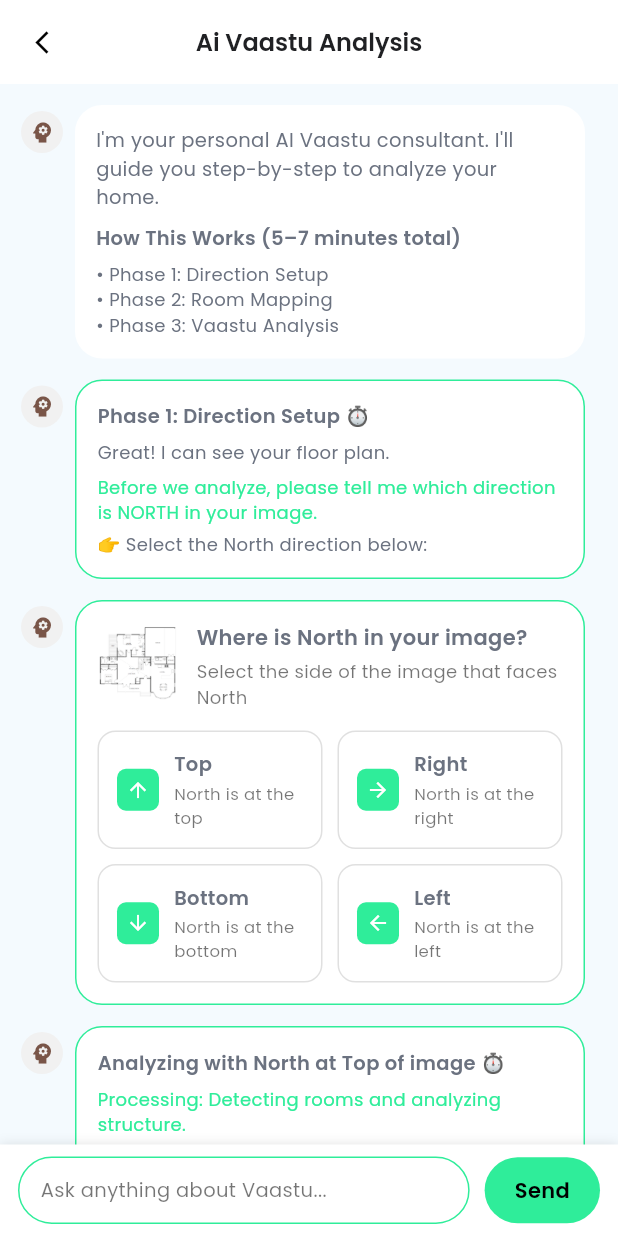
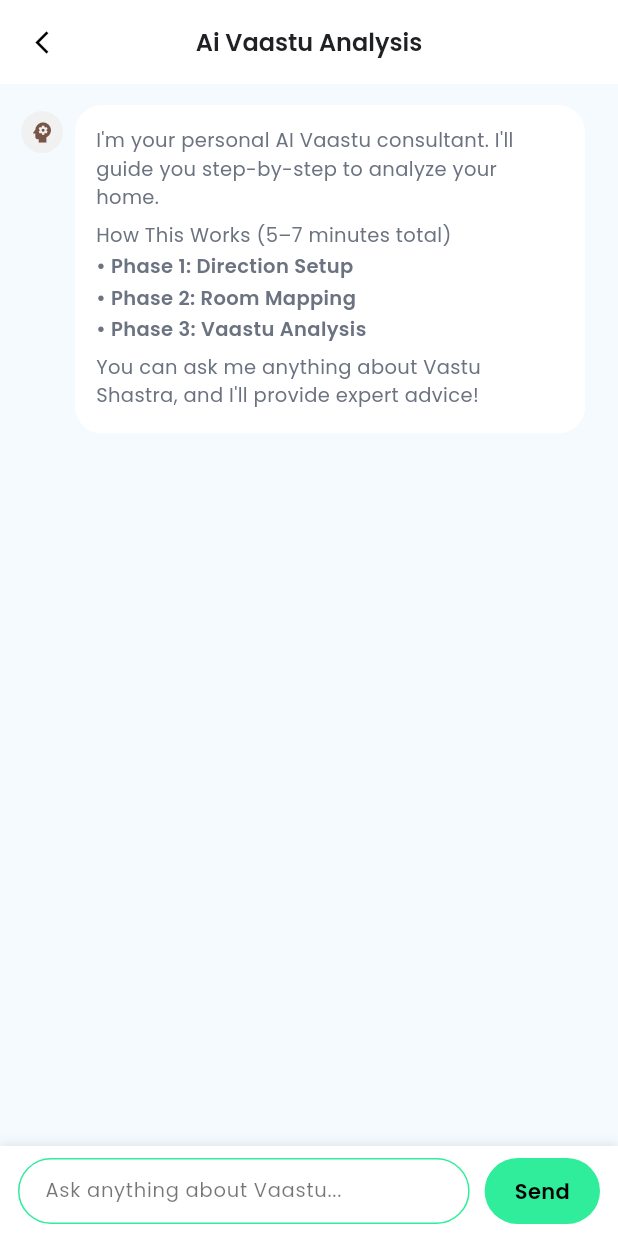
Before and after one commit to mysteryjatin/huntapplication, a Flutter app: the AiVaastuAnalysisScreen screen opened directly, on a phone screen of 412 x 824 dp. Run offline on Flutter 3.47's test engine with Material 3 defaults, Android fonts, the phone set to English and light mode, and no system bars; our stand-ins replace equatable, flutter_bloc, flutter_dotenv, flutter_svg, google_fonts, image_picker and 1 more; accounts and stored records are empty; project files that could hold a hidden picture were left out.

Commit message:
Add dotenv support for environment variables and implement AI Vaastu analysis chat feature
- Added flutter_dotenv dependency to manage environment variables.
- Integrated dotenv loading in main.dart to handle API keys securely.
- Refactored AiVaastuAnalysisScreen to implement a chat interface for user interaction with an AI Vaastu consultant.
- Enhanced message handling with loading indicators and user message bubbles.
- Removed deprecated code related to previous UI design for a cleaner implementation.

```diff
--- a/lib/screen/sidemenu_screen/vastu/ai_vaastu_analysis_screen.dart
+++ b/lib/screen/sidemenu_screen/vastu/ai_vaastu_analysis_screen.dart
@@ -1,8 +1,104 @@
 import 'package:flutter/material.dart';
 import 'package:hunt_property/theme/app_theme.dart';
+import 'package:hunt_property/services/vastu_service.dart';
 
-class AiVaastuAnalysisScreen extends StatelessWidget {
+class ChatMessage {
+  final String text;
+  final bool isUser;
+  final DateTime timestamp;
+
+  ChatMessage({
+    required this.text,
+    required this.isUser,
+    required this.timestamp,
+  });
+}
+
+class AiVaastuAnalysisScreen extends StatefulWidget {
   const AiVaastuAnalysisScreen({super.key});
+
+  @override
+  State<AiVaastuAnalysisScreen> createState() => _AiVaastuAnalysisScreenState();
+}
+
+class _AiVaastuAnalysisScreenState extends State<AiVaastuAnalysisScreen> {
+  final TextEditingController _messageController = TextEditingController();
+  final ScrollController _scrollController = ScrollController();
+  final VastuService _vastuService = VastuService();
+  final List<ChatMessage> _messages = [];
+  bool _isLoading = false;
+
+  @override
+  void initState() {
+    super.initState();
+    // Add initial welcome message
+    _messages.add(ChatMessage(
+      text: "I'm your personal AI Vaastu consultant. I'll guide you step-by-step to analyze your home.\n\nHow This Works (5–7 minutes total)\n• Phase 1: Direction Setup\n• Phase 2: Room Mapping\n• Phase 3: Vaastu Analysis\n\nYou can ask me anything about Vastu Shastra, and I'll provide expert advice!",
+      isUser: false,
+      timestamp: DateTime.now(),
+    ));
+  }
+
+  @override
+  void dispose() {
+    _messageController.dispose();
+    _scrollController.dispose();
+    super.dispose();
+  }
+
+  Future<void> _sendMessage() async {
+    final message = _messageController.text.trim();
+    if (message.isEmpty || _isLoading) return;
+
+    // Add user message
+    setState(() {
+      _messages.add(ChatMessage(
+        text: message,
+        isUser: true,
+        timestamp: DateTime.now(),
+      ));
+      _isLoading = true;
+    });
+
+    _messageController.clear();
+    _scrollToBottom();
+
+    // Get AI response
+    final response = await _vastuService.getVastuAnalysis(
+      userMessage: message,
+    );
+
+    setState(() {
+      _isLoading = false;
+      if (response['success'] == true) {
+        _messages.add(ChatMessage(
+          text: response['message'] ?? 'No response received',
+          isUser: false,
+          timestamp: DateTime.now(),
+        ));
+      } else {
+        _messages.add(ChatMessage(
+          text: 'Sorry, I encountered an error: ${response['error'] ?? 'Unknown error'}\n\nPlease try again.',
+          isUser: false,
+          timestamp: DateTime.now(),
+        ));
+      }
+    });
+
+    _scrollToBottom();
+  }
+
+  void _scrollToBottom() {
+    WidgetsBinding.instance.addPostFrameCallback((_) {
+      if (_scrollController.hasClients) {
+        _scrollController.animateTo(
+          _scrollController.position.maxScrollExtent,
+          duration: const Duration(milliseconds: 300),
+          curve: Curves.easeOut,
+        );
+      }
+    });
+  }
 
   @override
   Widget build(BuildContext context) {
@@ -33,97 +129,43 @@ class AiVaastuAnalysisScreen extends StatelessWidget {
       body: Column(
         children: [
           Expanded(
-            child: SingleChildScrollView(
+            child: ListView.builder(
+              controller: _scrollController,
               padding: const EdgeInsets.all(14),
-              child: Column(
+              itemCount: _messages.length + (_isLoading ? 1 : 0),
+              itemBuilder: (context, index) {
+                if (index == _messages.length) {
+                  // Loading indicator
+                  return _chatBubble(
+                    child: const Row(
                       children: [
-
-                  _chatBubble(
-                    child: Column(
-                      crossAxisAlignment: CrossAxisAlignment.start,
-                      children: const [
+                        SizedBox(
+                          width: 16,
+                          height: 16,
+                          child: CircularProgressIndicator(
+                            strokeWidth: 2,
+                            valueColor: AlwaysStoppedAnimation<Color>(AppColors.primaryColor),
+                          ),
+                        ),
+                        SizedBox(width: 12),
                         Text(
-                          "I'm your personal AI Vaastu consultant. I'll guide you step-by-step to analyze your home.",
-                          style: TextStyle(fontSize: 13),
+                          "Thinking...",
+                          style: TextStyle(fontSize: 13, color: Colors.black54),
                         ),
-                        SizedBox(height: 8),
-                        Text(
-                          "How This Works (5–7 minutes total)",
-                          style: TextStyle(fontSize: 13, fontWeight: FontWeight.w600),
-                        ),
-                        SizedBox(height: 6),
-                        Text("• Phase 1: Direction Setup",
-                            style: TextStyle(fontSize: 12)),
-                        Text("• Phase 2: Room Mapping",
-                            style: TextStyle(fontSize: 12)),
-                        Text("• Phase 3: Vaastu Analysis",
-                            style: TextStyle(fontSize: 12)),
                       ],
                     ),
-                  ),
+                  );
+                }
 
-                  _chatBubble(
-                    border: true,
-                    child: Column(
-                      crossAxisAlignment: CrossAxisAlignment.start,
-                      children: const [
-                        Text(
-                          "Phase 1: Direction Setup ⏱",
-                          style: TextStyle(
-                              fontSize: 13, fontWeight: FontWeight.w600),
-                        ),
-                        SizedBox(height: 6),
-                        Text("Great! I can see your floor plan.",
-                            style: TextStyle(fontSize: 12)),
-                        SizedBox(height: 6),
-                        Text(
-                          "Before we analyze, please tell me which direction is NORTH in your image.",
-                          style: TextStyle(
-                              fontSize: 12, color: AppColors.primaryColor),
-                        ),
-                        SizedBox(height: 4),
-                        Text("👉 Select the North direction below:",
-                            style: TextStyle(fontSize: 12)),
-                      ],
-                    ),
-                  ),
-
-                  // ✅ FIXED: now also a chat bubble
-                  _chatBubble(
-                    border: true,
-                    child: _northSelectionCard(),
-                  ),
-
-                  _chatBubble(
-                    border: true,
-                    child: Column(
-                      crossAxisAlignment: CrossAxisAlignment.start,
-                      children: const [
-                        Text(
-                          "Analyzing with North at Top of image ⏱",
-                          style: TextStyle(
-                              fontSize: 13, fontWeight: FontWeight.w600),
-                        ),
-                        SizedBox(height: 6),
-                        Text(
-                          "Processing: Detecting rooms and analyzing structure.",
-                          style: TextStyle(
-                              fontSize: 12, color: AppColors.primaryColor),
-                        ),
-                        SizedBox(height: 4),
-                        Text("Time: This will take about 10 seconds",
-                            style: TextStyle(fontSize: 12)),
-                        SizedBox(height: 4),
-                        Text("Next: We'll show you the detected rooms",
-                            style: TextStyle(fontSize: 12)),
-                      ],
-                    ),
-                  ),
-
-                  _summaryCard(),
-                  const SizedBox(height: 12),
-                ],
-              ),
+                final message = _messages[index];
+                if (message.isUser) {
+                  return _userMessageBubble(message.text);
+                } else {
+                  return _chatBubble(
+                    child: _formatMessage(message.text),
+                  );
+                }
+              },
             ),
           ),
 
@@ -137,36 +179,112 @@ class AiVaastuAnalysisScreen extends StatelessWidget {
             child: Row(
               children: [
                 Expanded(
-                  child: Container(
-                    padding: const EdgeInsets.symmetric(
-                        horizontal: 14, vertical: 12),
-                    decoration: BoxDecoration(
-                      border:
-                      Border.all(color: AppColors.primaryColor),
+                  child: TextField(
+                    controller: _messageController,
+                    decoration: InputDecoration(
+                      hintText: "Ask anything about Vaastu...",
+                      hintStyle: const TextStyle(fontSize: 13, color: Colors.black54),
+                      border: OutlineInputBorder(
                         borderRadius: BorderRadius.circular(24),
+                        borderSide: const BorderSide(color: AppColors.primaryColor),
                       ),
-                    child: const Text(
-                      "Ask anything about Vaastu...",
-                      style:
-                      TextStyle(fontSize: 13, color: Colors.black54),
+                      enabledBorder: OutlineInputBorder(
+                        borderRadius: BorderRadius.circular(24),
+                        borderSide: const BorderSide(color: AppColors.primaryColor),
                       ),
+                      focusedBorder: OutlineInputBorder(
+                        borderRadius: BorderRadius.circular(24),
+                        borderSide: const BorderSide(color: AppColors.primaryColor, width: 2),
+                      ),
+                      contentPadding: const EdgeInsets.symmetric(horizontal: 14, vertical: 12),
+                    ),
+                    style: const TextStyle(fontSize: 13),
+                    maxLines: null,
+                    textInputAction: TextInputAction.send,
+                    onSubmitted: (_) => _sendMessage(),
                   ),
                 ),
                 const SizedBox(width: 10),
-                Container(
-                  padding: const EdgeInsets.symmetric(
-                      horizontal: 20, vertical: 12),
+                GestureDetector(
+                  onTap: _isLoading ? null : _sendMessage,
+                  child: Container(
+                    padding: const EdgeInsets.symmetric(horizontal: 20, vertical: 12),
                     decoration: BoxDecoration(
-                    color: AppColors.primaryColor,
+                      color: _isLoading ? Colors.grey : AppColors.primaryColor,
                       borderRadius: BorderRadius.circular(24),
                     ),
                     child: const Text(
                       "Send",
-                    style: TextStyle(fontWeight: FontWeight.w600,color: Colors.black),
+                      style: TextStyle(fontWeight: FontWeight.w600, color: Colors.black),
+                    ),
                   ),
                 ),
               ],
             ),
+          ),
+        ],
+      ),
+    );
+  }
+
+  Widget _formatMessage(String text) {
+    // Split by newlines and format
+    final lines = text.split('\n');
+    return Column(
+      crossAxisAlignment: CrossAxisAlignment.start,
+      children: lines.map((line) {
+        if (line.trim().isEmpty) {
+          return const SizedBox(height: 4);
+        }
+        final isBold = line.startsWith('•') ||
+                      line.contains(':') && (line.contains('Score') || line.contains('Issues') || line.contains('Aspects'));
+        return Padding(
+          padding: const EdgeInsets.only(bottom: 2),
+          child: Text(
+            line,
+            style: TextStyle(
+              fontSize: 13,
+              fontWeight: isBold ? FontWeight.w600 : FontWeight.normal,
+            ),
+          ),
+        );
+      }).toList(),
+    );
+  }
+
+  Widget _userMessageBubble(String text) {
+    return Padding(
+      padding: const EdgeInsets.only(bottom: 14),
+      child: Row(
+        mainAxisAlignment: MainAxisAlignment.end,
+        crossAxisAlignment: CrossAxisAlignment.start,
+        children: [
+          Flexible(
+            child: ConstrainedBox(
+              constraints: const BoxConstraints(maxWidth: 340),
+              child: Container(
+                padding: const EdgeInsets.all(14),
+                decoration: BoxDecoration(
+                  color: AppColors.primaryColor,
+                  borderRadius: BorderRadius.circular(18),
+                ),
+                child: Text(
+                  text,
+                  style: const TextStyle(fontSize: 13, color: Colors.black),
+                ),
+              ),
+            ),
+          ),
+          const SizedBox(width: 8),
+          Container(
+            margin: const EdgeInsets.only(top: 4),
+            height: 28,
+            width: 28,
+            decoration: const BoxDecoration(
+              shape: BoxShape.circle,
+              color: Color(0xFFE0E0E0),
+            ),
+            child: const Icon(Icons.person, size: 18, color: Colors.black54),
           ),
         ],
       ),
@@ -216,151 +334,4 @@ class AiVaastuAnalysisScreen extends StatelessWidget {
       ),
     );
   }
-
-  // ================= NORTH CARD =================
-
-  Widget _northSelectionCard() {
-    return Column(
-      crossAxisAlignment: CrossAxisAlignment.start,
-      children: [
-        Row(
-          crossAxisAlignment: CrossAxisAlignment.start,
-          children: [
-            ClipRRect(
-              borderRadius: BorderRadius.circular(8),
-              child: Image.asset(
-                "assets/images/floor_plan.png",
-                height: 54,
-                width: 54,
-                fit: BoxFit.cover,
-              ),
-            ),
-            const SizedBox(width: 12),
-            const Expanded(
-              child: Column(
-                crossAxisAlignment: CrossAxisAlignment.start,
-                children: [
-                  Text(
-                    "Where is North in your image?",
-                    style: TextStyle(
-                        fontSize: 14, fontWeight: FontWeight.w600),
-                  ),
-                  SizedBox(height: 4),
-                  Text(
-                    "Select the side of the image that faces North",
-                    style: TextStyle(
-                        fontSize: 12, color: Colors.black54),
-                  ),
-                ],
-              ),
-            ),
-          ],
-        ),
-        const SizedBox(height: 14),
-        Row(
-          children: const [
-            _NorthBtn("Top", "North is at the top",
-                Icons.arrow_upward),
-            SizedBox(width: 10),
-            _NorthBtn("Right", "North is at the right",
-                Icons.arrow_forward),
-          ],
-        ),
-        const SizedBox(height: 10),
-        Row(
-          children: const [
-            _NorthBtn("Bottom", "North is at the bottom",
-                Icons.arrow_downward),
-            SizedBox(width: 10),
-            _NorthBtn("Left", "North is at the left",
-                Icons.arrow_back),
-          ],
-        ),
-      ],
-    );
 }
-
-  static Widget _summaryCard() {
-    return _chatBubble(
-      border: true,
-      child: Column(
-        crossAxisAlignment: CrossAxisAlignment.start,
-        children: const [
-          Text(
-            "Your Vaastu Summary Report ✅",
-            style:
-            TextStyle(fontSize: 13, fontWeight: FontWeight.w600),
-          ),
-          SizedBox(height: 6),
-          Text(
-            "Summary\nThe layout has a well-placed bedroom in the South-West, which is ideal. However, the kitchen and toilet placements need attention.",
-            style: TextStyle(fontSize: 12),
-          ),
-          SizedBox(height: 8),
-          Text("Vaastu Score: 75/100",
-              style: TextStyle(
-                  fontSize: 12, color: AppColors.primaryColor)),
-          SizedBox(height: 6),
-          Text("Critical Issues Identified: 1",
-              style: TextStyle(fontSize: 12, color: Colors.red)),
-          Text("Positive Aspects: 0",
-              style: TextStyle(
-                  fontSize: 12, color: AppColors.primaryColor)),
-        ],
-      ),
-    );
-  }
-}
-
-// ================= BUTTON =================
-
-class _NorthBtn extends StatelessWidget {
-  final String title, subtitle;
-  final IconData icon;
-  const _NorthBtn(this.title, this.subtitle, this.icon);
-
-  @override
-  Widget build(BuildContext context) {
-    return Expanded(
-      child: Container(
-        padding: const EdgeInsets.all(12),
-        decoration: BoxDecoration(
-          border: Border.all(color: const Color(0xFFE0E0E0)),
-          borderRadius: BorderRadius.circular(12),
-        ),
-        child: Row(
-          children: [
-            Container(
-              height: 28,
-              width: 28,
-              decoration: BoxDecoration(
-                color: AppColors.primaryColor,
-                borderRadius: BorderRadius.circular(6),
-              ),
-              child: Icon(icon,
-                  size: 16, color: Colors.white),
-            ),
-            const SizedBox(width: 10),
-            Expanded(
-              child: Column(
-                crossAxisAlignment:
-                CrossAxisAlignment.start,
-                children: [
-                  Text(title,
-                      style: const TextStyle(
-                          fontSize: 13,
-                          fontWeight: FontWeight.w600)),
-                  const SizedBox(height: 2),
-                  Text(subtitle,
-                      style: const TextStyle(
-                          fontSize: 11,
-                          color: Colors.black54)),
-                ],
-              ),
-            ),
-          ],
-        ),
-      ),
-    );
-  }
-}
--- a/pubspec.yaml
+++ b/pubspec.yaml
@@ -72,6 +72,7 @@ dependencies:
   image_picker: ^1.1.2
   shared_preferences: ^2.2.2
   intl: ^0.19.0
+  flutter_dotenv: ^5.1.0
 
 dev_dependencies:
   flutter_test:
@@ -108,6 +109,7 @@ flutter:
     - assets/images/yoga.png
     - assets/images/not found.png
     - assets/icons/
+    - .env
   #   - images/a_dot_ham.jpeg
 
   # An image asset can refer to one or more resolution-specific "variants", see
```
Also changed, not shown: lib/main.dart (+19 -0 lines), lib/services/vastu_service.dart (added, +149 -0 lines), pubspec.lock, 1 other file. Lines whose indentation alone changed are shown as unchanged.
